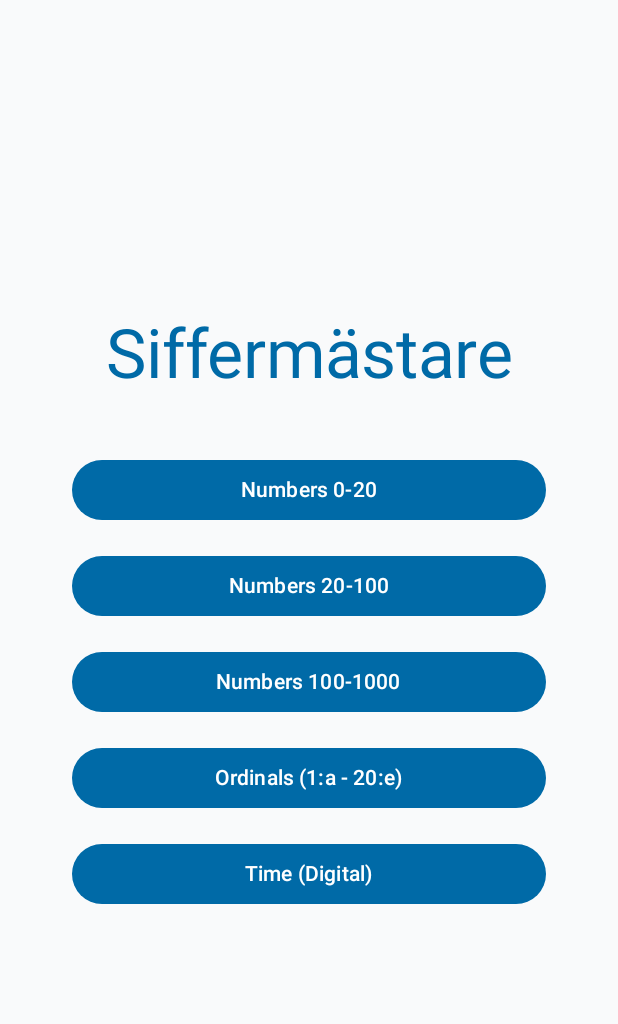
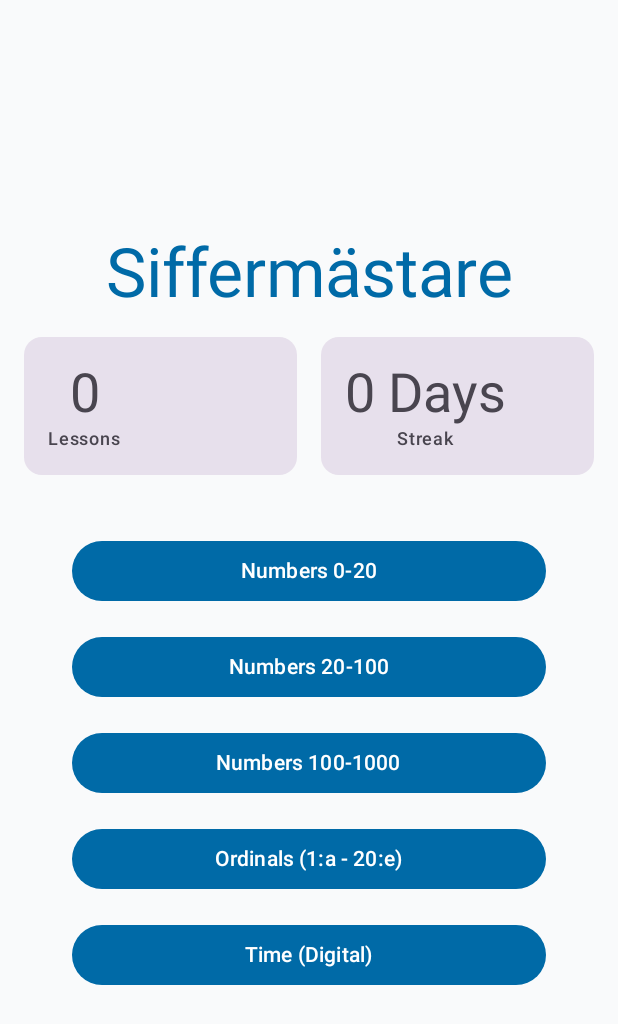
Before and after one commit to SergeyVlSorokin/Siffermastare, an Android app built with Jetpack Compose: the screen it shows after launch (MainActivity), on a phone screen of 412 x 824 dp. Shown: the top 1024 px of the screen. Run offline under Robolectric (Android 15) with nearby library versions, the phone set to English and light mode, and no system bars; our stand-ins replace Room's generated code.

Commit message:
main screen stats

```diff
--- a/app/build.gradle.kts
+++ b/app/build.gradle.kts
@@ -55,6 +55,7 @@ dependencies {
     // Core Android
     implementation(libs.androidx.core.ktx)
     implementation(libs.androidx.lifecycle.runtime.ktx)
+    implementation(libs.androidx.lifecycle.runtime.compose)
 
     // ViewModel (MVVM architecture)
     implementation(libs.androidx.lifecycle.viewmodel.compose)
--- a/app/src/main/java/com/siffermastare/data/database/LessonDao.kt
+++ b/app/src/main/java/com/siffermastare/data/database/LessonDao.kt
@@ -13,4 +13,10 @@ interface LessonDao {
 
     @Query("SELECT * FROM lesson_results ORDER BY timestamp DESC")
     fun getAll(): Flow<List<LessonResult>>
+
+    @Query("SELECT COUNT(*) FROM lesson_results")
+    fun getLessonCount(): Flow<Int>
+
+    @Query("SELECT timestamp FROM lesson_results ORDER BY timestamp DESC")
+    fun getAllTimestamps(): Flow<List<Long>>
 }
--- a/app/src/main/java/com/siffermastare/data/repository/LessonRepository.kt
+++ b/app/src/main/java/com/siffermastare/data/repository/LessonRepository.kt
@@ -6,4 +6,6 @@ import kotlinx.coroutines.flow.Flow
 interface LessonRepository {
     suspend fun insertLessonResult(result: LessonResult)
     fun getAllLessonResults(): Flow<List<LessonResult>>
+    fun getLessonCount(): Flow<Int>
+    fun getAllTimestamps(): Flow<List<Long>>
 }
--- a/app/src/main/java/com/siffermastare/data/repository/LessonRepositoryImpl.kt
+++ b/app/src/main/java/com/siffermastare/data/repository/LessonRepositoryImpl.kt
@@ -12,4 +12,12 @@ class LessonRepositoryImpl(private val lessonDao: LessonDao) : LessonRepository
     override fun getAllLessonResults(): Flow<List<LessonResult>> {
         return lessonDao.getAll()
     }
+
+    override fun getLessonCount(): Flow<Int> {
+        return lessonDao.getLessonCount()
+    }
+
+    override fun getAllTimestamps(): Flow<List<Long>> {
+        return lessonDao.getAllTimestamps()
+    }
 }
--- a/app/src/main/java/com/siffermastare/ui/home/HomeScreen.kt
+++ b/app/src/main/java/com/siffermastare/ui/home/HomeScreen.kt
@@ -13,10 +13,17 @@ import androidx.compose.ui.Modifier
 import androidx.compose.ui.unit.dp
 import androidx.navigation.NavController
 import androidx.compose.ui.res.stringResource
+import androidx.compose.foundation.layout.Row
 import androidx.compose.material3.MaterialTheme
+import androidx.compose.runtime.getValue
+import androidx.compose.ui.platform.LocalContext
+import androidx.lifecycle.viewmodel.compose.viewModel
+import androidx.lifecycle.compose.collectAsStateWithLifecycle
 import com.siffermastare.R
+import com.siffermastare.SiffermastareApplication
 import com.siffermastare.ui.navigation.Screen
 import com.siffermastare.ui.theme.SiffermästareTheme
+
 
 /**
  * Home screen composable.
@@ -31,6 +38,16 @@ fun HomeScreen(
     navController: NavController,
     modifier: Modifier = Modifier
 ) {
+    val context = LocalContext.current
+    val application = context.applicationContext as SiffermastareApplication
+    val repository = application.lessonRepository
+
+    val viewModel: HomeViewModel = viewModel(
+        factory = HomeViewModelFactory(repository)
+    )
+
+    val uiState by viewModel.uiState.collectAsStateWithLifecycle()
+
     Column(
         modifier = modifier
             .fillMaxSize()
@@ -40,45 +57,94 @@ fun HomeScreen(
     ) {
         // App Header
         Text(
-            text = "Siffermästare",
+            text = stringResource(R.string.home_title),
             style = MaterialTheme.typography.displayMedium,
             color = MaterialTheme.colorScheme.primary,
-            modifier = Modifier.padding(bottom = 32.dp)
+            modifier = Modifier.padding(bottom = 16.dp)
         )
+
+        // Dashboard Stats
+        Row(
+            modifier = Modifier
+                .fillMaxWidth()
+                .padding(bottom = 32.dp),
+            horizontalArrangement = Arrangement.spacedBy(16.dp)
+        ) {
+            DashboardStatCard(
+                label = stringResource(R.string.dashboard_lessons_label),
+                value = uiState.totalLessons.toString(),
+                modifier = Modifier.weight(1f)
+            )
+            DashboardStatCard(
+                label = stringResource(R.string.dashboard_streak_label),
+                value = "${uiState.currentStreak} ${stringResource(R.string.dashboard_streak_days_suffix)}", // e.g., "5 Days"
+                modifier = Modifier.weight(1f)
+            )
+        }
 
         Button(
             onClick = { navController.navigate(Screen.Lesson.createRoute("cardinal_0_20")) },
             modifier = Modifier.fillMaxWidth().padding(horizontal = 32.dp, vertical = 8.dp)
         ) {
-            Text("Numbers 0-20")
+            Text(stringResource(R.string.menu_numbers_0_20))
         }
 
         Button(
             onClick = { navController.navigate(Screen.Lesson.createRoute("cardinal_20_100")) },
             modifier = Modifier.fillMaxWidth().padding(horizontal = 32.dp, vertical = 8.dp)
         ) {
-            Text("Numbers 20-100")
+            Text(stringResource(R.string.menu_numbers_20_100))
         }
 
         Button(
             onClick = { navController.navigate(Screen.Lesson.createRoute("cardinal_100_1000")) },
             modifier = Modifier.fillMaxWidth().padding(horizontal = 32.dp, vertical = 8.dp)
         ) {
-            Text("Numbers 100-1000")
+            Text(stringResource(R.string.menu_numbers_100_1000))
         }
 
         Button(
             onClick = { navController.navigate(Screen.Lesson.createRoute("ordinal_1_20")) },
             modifier = Modifier.fillMaxWidth().padding(horizontal = 32.dp, vertical = 8.dp)
         ) {
-            Text("Ordinals (1:a - 20:e)")
+            Text(stringResource(R.string.menu_ordinals))
         }
 
         Button(
             onClick = { navController.navigate(Screen.Lesson.createRoute("time_digital")) },
             modifier = Modifier.fillMaxWidth().padding(horizontal = 32.dp, vertical = 8.dp)
         ) {
-            Text("Time (Digital)")
+            Text(stringResource(R.string.menu_time))
         }
     }
 }
+
+@Composable
+fun DashboardStatCard(
+    label: String,
+    value: String,
+    modifier: Modifier = Modifier
+) {
+    androidx.compose.material3.Card(
+        modifier = modifier,
+        colors = androidx.compose.material3.CardDefaults.cardColors(
+            containerColor = MaterialTheme.colorScheme.surfaceVariant,
+        )
+    ) {
+        Column(
+            modifier = Modifier.padding(16.dp),
+            horizontalAlignment = Alignment.CenterHorizontally
+        ) {
+            Text(
+                text = value,
+                style = MaterialTheme.typography.displaySmall, // Big number
+                color = MaterialTheme.colorScheme.onSurfaceVariant
+            )
+            Text(
+                text = label,
+                style = MaterialTheme.typography.labelMedium,
+                color = MaterialTheme.colorScheme.onSurfaceVariant
+            )
+        }
+    }
+}
--- /dev/null
+++ b/app/src/main/java/com/siffermastare/ui/home/HomeViewModel.kt
@@ -0,0 +1,102 @@
+package com.siffermastare.ui.home
+
+import androidx.lifecycle.ViewModel
+import androidx.lifecycle.ViewModelProvider
+import androidx.lifecycle.viewModelScope
+import com.siffermastare.data.repository.LessonRepository
+import kotlinx.coroutines.flow.MutableStateFlow
+import kotlinx.coroutines.flow.StateFlow
+import kotlinx.coroutines.flow.asStateFlow
+import kotlinx.coroutines.flow.combine
+import kotlinx.coroutines.flow.launchIn
+import kotlinx.coroutines.flow.onEach
+import java.time.Instant
+import java.time.LocalDate
+import java.time.ZoneId
+
+data class HomeUiState(
+    val totalLessons: Int = 0,
+    val currentStreak: Int = 0
+)
+
+class HomeViewModel(
+    private val lessonRepository: LessonRepository
+) : ViewModel() {
+
+    private val _uiState = MutableStateFlow(HomeUiState())
+    val uiState: StateFlow<HomeUiState> = _uiState.asStateFlow()
+
+    init {
+        // Collect both flows and combine/update state
+        // Optimized: combine them? Or just collect separately.
+        // Combining is cleaner for atomic updates.
+
+        // Actually, timestamps update might be frequent if user plays.
+        // combine is good.
+
+        combine(
+            lessonRepository.getLessonCount(),
+            lessonRepository.getAllTimestamps()
+        ) { count, timestamps ->
+            val streak = calculateStreak(timestamps)
+            HomeUiState(
+                totalLessons = count,
+                currentStreak = streak
+            )
+        }.onEach { state ->
+            _uiState.value = state
+        }.launchIn(viewModelScope)
+    }
+
+    private fun calculateStreak(timestamps: List<Long>): Int {
+        if (timestamps.isEmpty()) return 0
+
+        // Use system default zone for simplicity (or pass timezone if needed)
+        val zoneId = ZoneId.systemDefault()
+        val today = LocalDate.now(zoneId)
+        val yesterday = today.minusDays(1)
+
+        val uniqueDates = timestamps
+            .map { Instant.ofEpochMilli(it).atZone(zoneId).toLocalDate() }
+            .distinct()
+            .sortedDescending() // Newest first
+
+        if (uniqueDates.isEmpty()) return 0
+
+        val firstDate = uniqueDates[0]
+
+        // Check if streak is alive (Today or Yesterday present)
+        // If the last played date is before yesterday, streak is broken.
+        if (!firstDate.isEqual(today) && !firstDate.isEqual(yesterday)) {
+            return 0
+        }
+
+        var streak = 0
+        var checkDate = if (uniqueDates.contains(today)) today else yesterday
+
+        for (date in uniqueDates) {
+            if (date.isEqual(checkDate)) {
+                streak++
+                checkDate = checkDate.minusDays(1)
+            } else if (date.isBefore(checkDate)) {
+                // Gap found
+                break
+            }
+            // If date is "after" checkDate (e.g. we have today AND yesterday, but we started check from today),
+            // logic handles it because we iterate sorted dates. "today" matches checkDate (today).
+            // checkDate becomes yesterday. Next iter "yesterday" matches.
+        }
+
+        return streak
+    }
+}
+
+class HomeViewModelFactory(private val repository: LessonRepository) : ViewModelProvider.Factory {
+    @Suppress("UNCHECKED_CAST")
+    override fun <T : ViewModel> create(modelClass: Class<T>): T {
+        if (modelClass.isAssignableFrom(HomeViewModel::class.java)) {
+            return HomeViewModel(repository) as T
+        }
+        throw IllegalArgumentException("Unknown ViewModel class")
+    }
+}
--- a/app/src/main/res/values/strings.xml
+++ b/app/src/main/res/values/strings.xml
@@ -13,4 +13,14 @@
     <string name="lesson_speed_format">Avg Speed: %.1fs</string>
     <string name="back_to_home">Back to Home</string>
     <string name="start_debug_lesson">Start Debug Lesson</string>
+    <!-- Home Screen -->
+    <string name="home_title">Siffermästare</string>
+    <string name="dashboard_lessons_label">Lessons</string>
+    <string name="dashboard_streak_label">Streak</string>
+    <string name="dashboard_streak_days_suffix">Days</string>
+    <string name="menu_numbers_0_20">Numbers 0-20</string>
+    <string name="menu_numbers_20_100">Numbers 20-100</string>
+    <string name="menu_numbers_100_1000">Numbers 100-1000</string>
+    <string name="menu_ordinals">Ordinals (1:a - 20:e)</string>
+    <string name="menu_time">Time (Digital)</string>
 </resources>
--- a/gradle/libs.versions.toml
+++ b/gradle/libs.versions.toml
@@ -20,6 +20,7 @@ junit = { group = "junit", name = "junit", version.ref = "junit" }
 androidx-junit = { group = "androidx.test.ext", name = "junit", version.ref = "junitVersion" }
 androidx-espresso-core = { group = "androidx.test.espresso", name = "espresso-core", version.ref = "espressoCore" }
 androidx-lifecycle-runtime-ktx = { group = "androidx.lifecycle", name = "lifecycle-runtime-ktx", version.ref = "lifecycleRuntimeKtx" }
+androidx-lifecycle-runtime-compose = { group = "androidx.lifecycle", name = "lifecycle-runtime-compose", version.ref = "lifecycleRuntimeKtx" }
 androidx-lifecycle-viewmodel-compose = { group = "androidx.lifecycle", name = "lifecycle-viewmodel-compose", version.ref = "lifecycleViewmodelCompose" }
 androidx-activity-compose = { group = "androidx.activity", name = "activity-compose", version.ref = "activityCompose" }
 androidx-compose-bom = { group = "androidx.compose", name = "compose-bom", version.ref = "composeBom" }
```
Also changed, not shown: 6 other files.
